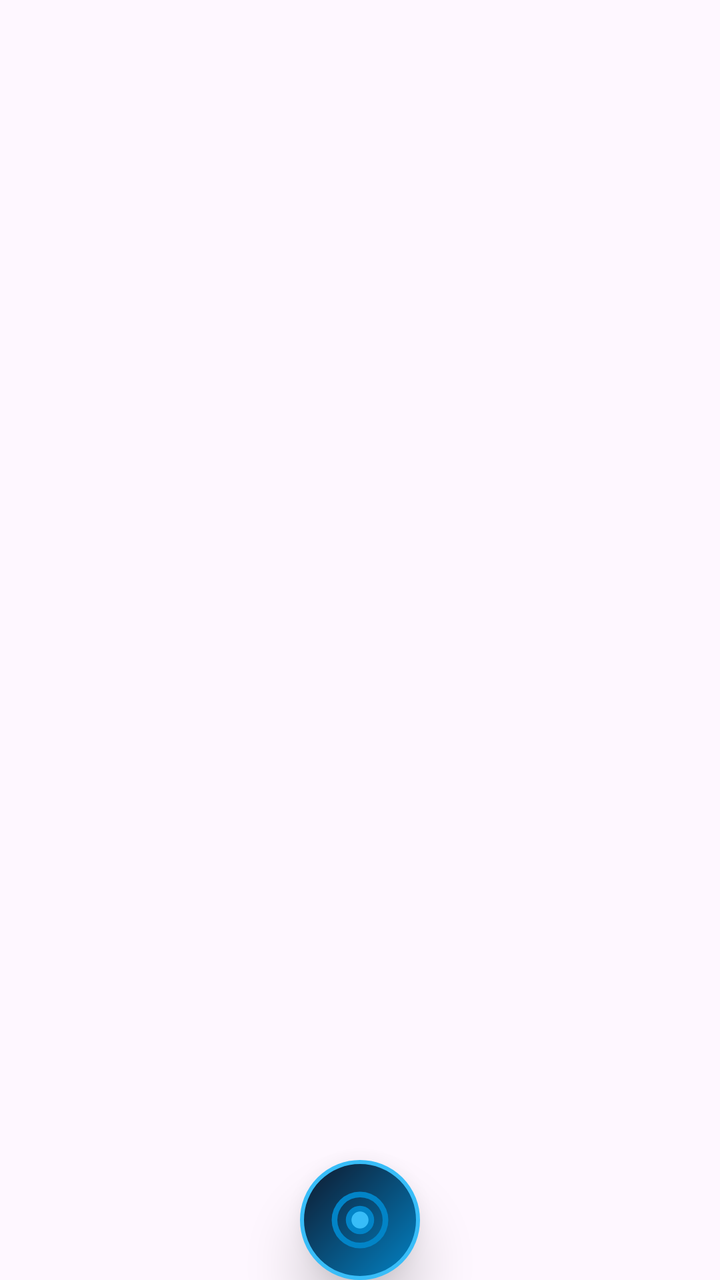
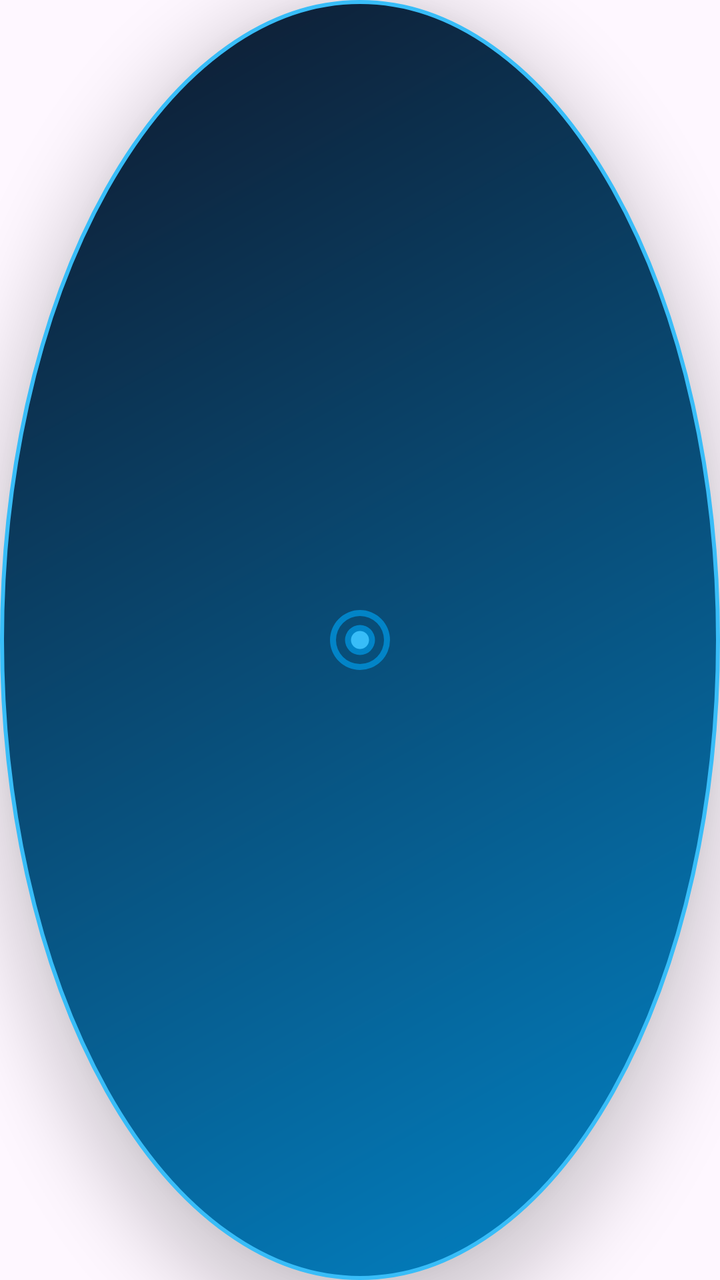

An Android layout rendered at two revisions. The XML below is the earlier revision; the diff shows what the commit changed to produce the second picture.
<!-- AndroidManifest.xml: application theme Theme.AboAkbarAdmin -->
<!-- res/layout/layout_floating_widget.xml -->
<?xml version="1.0" encoding="utf-8"?>
<FrameLayout xmlns:android="http://schemas.android.com/apk/res/android"
    android:layout_width="wrap_content"
    android:layout_height="wrap_content"
    android:clipChildren="false"
    android:clipToPadding="false">

    
    <LinearLayout
        android:id="@+id/layoutFloatingMenu"
        android:layout_width="260dp"
        android:layout_height="wrap_content"
        android:orientation="vertical"
        android:background="@drawable/bg_floating_menu"
        android:padding="12dp"
        android:elevation="12dp"
        android:layout_marginBottom="70dp"
        android:layout_gravity="bottom|center_horizontal"
        android:visibility="gone">

        
        <LinearLayout
            android:layout_width="match_parent"
            android:layout_height="wrap_content"
            android:orientation="horizontal"
            android:gravity="center_vertical"
            android:paddingBottom="8dp">

            <ImageView
                android:layout_width="20dp"
                android:layout_height="20dp"
                android:src="@drawable/ic_floating_widget"
                android:contentDescription="أيقونة" />

            <TextView
                android:layout_width="0dp"
                android:layout_height="wrap_content"
                android:layout_weight="1"
                android:text="لوحة الاختصارات السريعة"
                android:textColor="#38BDF8"
                android:textStyle="bold"
                android:textSize="13sp"
                android:paddingStart="8dp"
                android:paddingEnd="8dp" />

            <ImageView
                android:id="@+id/btnDismissMenu"
                android:layout_width="24dp"
                android:layout_height="24dp"
                android:src="@drawable/ic_close_floating"
                android:padding="3dp"
                android:background="?attr/selectableItemBackgroundBorderless"
                android:contentDescription="إغلاق القائمة" />
        </LinearLayout>

        <View
            android:layout_width="match_parent"
            android:layout_height="1dp"
            android:background="#2638BDF8"
            android:layout_marginBottom="8dp" />

        
        <LinearLayout
            android:id="@+id/btnShortcutAi"
            android:layout_width="match_parent"
            android:layout_height="44dp"
            android:orientation="horizontal"
            android:gravity="center_vertical"
            android:background="@drawable/bg_floating_item"
            android:paddingStart="10dp"
            android:paddingEnd="10dp"
            android:layout_marginBottom="6dp"
            android:clickable="true"
            android:focusable="true">

            <ImageView
                android:layout_width="24dp"
                android:layout_height="24dp"
                android:src="@drawable/ic_ai_shortcut"
                android:contentDescription="ذكاء اصطناعي" />

            <TextView
                android:layout_width="wrap_content"
                android:layout_height="wrap_content"
                android:text="🤖 المساعد الذكي (AI)"
                android:textColor="#FFFFFF"
                android:textStyle="bold"
                android:textSize="13sp"
                android:layout_marginStart="10dp" />
        </LinearLayout>

        
        <LinearLayout
            android:id="@+id/btnShortcutAddOrder"
            android:layout_width="match_parent"
            android:layout_height="44dp"
            android:orientation="horizontal"
            android:gravity="center_vertical"
            android:background="@drawable/bg_floating_item"
            android:paddingStart="10dp"
            android:paddingEnd="10dp"
            android:layout_marginBottom="6dp"
            android:clickable="true"
            android:focusable="true">

            <ImageView
                android:layout_width="24dp"
                android:layout_height="24dp"
                android:src="@drawable/ic_add_order_shortcut"
                android:contentDescription="إضافة طلب" />

            <TextView
                android:layout_width="wrap_content"
                android:layout_height="wrap_content"
                android:text="➕ إضافة طلب جديد"
                android:textColor="#FFFFFF"
                android:textStyle="bold"
                android:textSize="13sp"
                android:layout_marginStart="10dp" />
        </LinearLayout>

        
        <LinearLayout
            android:id="@+id/btnShortcutOrders"
            android:layout_width="match_parent"
            android:layout_height="44dp"
            android:orientation="horizontal"
            android:gravity="center_vertical"
            android:background="@drawable/bg_floating_item"
            android:paddingStart="10dp"
            android:paddingEnd="10dp"
            android:layout_marginBottom="6dp"
            android:clickable="true"
            android:focusable="true">

            <ImageView
                android:layout_width="24dp"
                android:layout_height="24dp"
                android:src="@drawable/ic_orders_shortcut"
                android:contentDescription="الطلبات" />

            <TextView
                android:layout_width="wrap_content"
                android:layout_height="wrap_content"
                android:text="📦 إدارة الطلبات"
                android:textColor="#FFFFFF"
                android:textStyle="bold"
                android:textSize="13sp"
                android:layout_marginStart="10dp" />
        </LinearLayout>

        
        <LinearLayout
            android:id="@+id/btnShortcutHome"
            android:layout_width="match_parent"
            android:layout_height="44dp"
            android:orientation="horizontal"
            android:gravity="center_vertical"
            android:background="@drawable/bg_floating_item"
            android:paddingStart="10dp"
            android:paddingEnd="10dp"
            android:layout_marginBottom="6dp"
            android:clickable="true"
            android:focusable="true">

            <ImageView
                android:layout_width="24dp"
                android:layout_height="24dp"
                android:src="@drawable/ic_home_shortcut"
                android:contentDescription="الرئيسية" />

            <TextView
                android:layout_width="wrap_content"
                android:layout_height="wrap_content"
                android:text="🏠 الرئيسية (الداشبورد)"
                android:textColor="#FFFFFF"
                android:textStyle="bold"
                android:textSize="13sp"
                android:layout_marginStart="10dp" />
        </LinearLayout>

        
        <LinearLayout
            android:id="@+id/btnHideFloatingWidget"
            android:layout_width="match_parent"
            android:layout_height="36dp"
            android:orientation="horizontal"
            android:gravity="center"
            android:background="@drawable/bg_floating_item"
            android:clickable="true"
            android:focusable="true">

            <ImageView
                android:layout_width="16dp"
                android:layout_height="16dp"
                android:src="@drawable/ic_close_floating"
                android:contentDescription="إخفاء" />

            <TextView
                android:layout_width="wrap_content"
                android:layout_height="wrap_content"
                android:text="إخفاء الزر العائم"
                android:textColor="#EF4444"
                android:textSize="11sp"
                android:layout_marginStart="6dp" />
        </LinearLayout>
    </LinearLayout>

    
    <FrameLayout
        android:id="@+id/layoutFloatingBubble"
        android:layout_width="60dp"
        android:layout_height="60dp"
        android:layout_gravity="bottom|center_horizontal"
        android:background="@drawable/bg_floating_bubble"
        android:elevation="16dp"
        android:clickable="true"
        android:focusable="true">

        <ImageView
            android:id="@+id/imgFloatingIcon"
            android:layout_width="34dp"
            android:layout_height="34dp"
            android:layout_gravity="center"
            android:src="@drawable/ic_floating_widget"
            android:contentDescription="الزر العائم" />
    </FrameLayout>

</FrameLayout>
<!-- resources referenced by this layout -->
<resources>
  <!-- drawable bg_floating_bubble (drawable) -->
  <?xml version="1.0" encoding="utf-8"?>
  <shape xmlns:android="http://schemas.android.com/apk/res/android"
      android:shape="oval">
      <gradient
          android:angle="135"
          android:startColor="#0284C7"
          android:endColor="#0F172A"
          android:type="linear" />
      <stroke
          android:width="2dp"
          android:color="#38BDF8" />
  </shape>
  <!-- drawable bg_floating_item (drawable) -->
  <?xml version="1.0" encoding="utf-8"?>
  <ripple xmlns:android="http://schemas.android.com/apk/res/android"
      android:color="#33FFFFFF">
      <item>
          <shape android:shape="rectangle">
              <solid android:color="#1AFFFFFF" />
              <corners android:radius="14dp" />
              <stroke
                  android:width="1dp"
                  android:color="#1A38BDF8" />
          </shape>
      </item>
  </ripple>
  <!-- drawable bg_floating_menu (drawable) -->
  <?xml version="1.0" encoding="utf-8"?>
  <shape xmlns:android="http://schemas.android.com/apk/res/android"
      android:shape="rectangle">
      <solid android:color="#F20F172A" />
      <corners android:radius="20dp" />
      <stroke
          android:width="1.5dp"
          android:color="#3338BDF8" />
  </shape>
  <!-- drawable ic_add_order_shortcut (drawable) -->
  <vector xmlns:android="http://schemas.android.com/apk/res/android"
      android:width="24dp"
      android:height="24dp"
      android:viewportWidth="24"
      android:viewportHeight="24">
      <path
          android:fillColor="#10B981"
          android:pathData="M19,13h-6v6h-2v-6H5v-2h6V5h2v6h6v2z" />
  </vector>
  <!-- drawable ic_ai_shortcut (drawable) -->
  <vector xmlns:android="http://schemas.android.com/apk/res/android"
      android:width="24dp"
      android:height="24dp"
      android:viewportWidth="24"
      android:viewportHeight="24">
      <path
          android:fillColor="#0284C7"
          android:pathData="M19,9l1.25,-2.75L23,5l-2.75,-1.25L19,1l-1.25,2.75L15,5l2.75,1.25L19,9zM9.5,9L7,3.5L4.5,9L-1,11.5l5.5,2.5L7,19.5l2.5,-5.5l5.5,-2.5L9.5,9zM19,15l-1.25,2.75L15,19l2.75,1.25L19,23l1.25,-2.75L23,19l-2.75,-1.25L19,15z" />
  </vector>
  <!-- drawable ic_close_floating (drawable) -->
  <vector xmlns:android="http://schemas.android.com/apk/res/android"
      android:width="24dp"
      android:height="24dp"
      android:viewportWidth="24"
      android:viewportHeight="24">
      <path
          android:fillColor="#EF4444"
          android:pathData="M19,6.41L17.59,5 12,10.59 6.41,5 5,6.41 10.59,12 5,17.59 6.41,19 12,13.41 17.59,19 19,17.59 13.41,12z" />
  </vector>
  <!-- drawable ic_home_shortcut (drawable) -->
  <vector xmlns:android="http://schemas.android.com/apk/res/android"
      android:width="24dp"
      android:height="24dp"
      android:viewportWidth="24"
      android:viewportHeight="24">
      <path
          android:fillColor="#38BDF8"
          android:pathData="M10,20v-6h4v6h5v-8h3L12,3 2,12h3v8z" />
  </vector>
  <!-- drawable ic_orders_shortcut (drawable) -->
  <vector xmlns:android="http://schemas.android.com/apk/res/android"
      android:width="24dp"
      android:height="24dp"
      android:viewportWidth="24"
      android:viewportHeight="24">
      <path
          android:fillColor="#F59E0B"
          android:pathData="M20,6h-4V4c0,-1.11 -0.89,-2 -2,-2h-4c-1.11,0 -2,0.89 -2,2v2H4c-1.11,0 -1.99,0.89 -1.99,2L2,19c0,1.11 0.89,2 2,2h16c1.11,0 2,-0.89 2,-2V8c0,-1.11 -0.89,-2 -2,-2zM10,4h4v2h-4V4zm10,15H4V8h16v11z" />
  </vector>
  <style name="Theme.AboAkbarAdmin" parent="Theme.Material3.DayNight.NoActionBar">
          <item name="colorPrimary">@color/sky_800</item>
          <item name="colorPrimaryDark">@color/sky_950</item>
          <item name="colorSecondary">@color/cyan_100</item>
          <item name="android:statusBarColor">@color/sky_950</item>
          <item name="android:windowLightStatusBar">false</item>
          <item name="android:windowDisablePreview">true</item>
      </style>
  <color name="sky_800">#075985</color>
  <color name="sky_950">#082F49</color>
  <color name="cyan_100">#CFFAFE</color>
  <!-- unchanged entries left out for length: 1 -->
</resources>

<!-- the commit's change to res/layout/layout_floating_widget.xml (unified diff, before → after) -->
@@ -1,229 +1,18 @@
 <?xml version="1.0" encoding="utf-8"?>
 <FrameLayout xmlns:android="http://schemas.android.com/apk/res/android"
-    android:layout_width="wrap_content"
-    android:layout_height="wrap_content"
-    android:clipChildren="false"
-    android:clipToPadding="false">
+    android:id="@+id/layoutFloatingBubble"
+    android:layout_width="62dp"
+    android:layout_height="62dp"
+    android:background="@drawable/bg_floating_bubble"
+    android:elevation="20dp"
+    android:clickable="true"
+    android:focusable="true">
 
-    
-    <LinearLayout
-        android:id="@+id/layoutFloatingMenu"
-        android:layout_width="260dp"
-        android:layout_height="wrap_content"
-        android:orientation="vertical"
-        android:background="@drawable/bg_floating_menu"
-        android:padding="12dp"
-        android:elevation="12dp"
-        android:layout_marginBottom="70dp"
-        android:layout_gravity="bottom|center_horizontal"
-        android:visibility="gone">
-
-        
-        <LinearLayout
-            android:layout_width="match_parent"
-            android:layout_height="wrap_content"
-            android:orientation="horizontal"
-            android:gravity="center_vertical"
-            android:paddingBottom="8dp">
-
-            <ImageView
-                android:layout_width="20dp"
-                android:layout_height="20dp"
-                android:src="@drawable/ic_floating_widget"
-                android:contentDescription="أيقونة" />
-
-            <TextView
-                android:layout_width="0dp"
-                android:layout_height="wrap_content"
-                android:layout_weight="1"
-                android:text="لوحة الاختصارات السريعة"
-                android:textColor="#38BDF8"
-                android:textStyle="bold"
-                android:textSize="13sp"
-                android:paddingStart="8dp"
-                android:paddingEnd="8dp" />
-
-            <ImageView
-                android:id="@+id/btnDismissMenu"
-                android:layout_width="24dp"
-                android:layout_height="24dp"
-                android:src="@drawable/ic_close_floating"
-                android:padding="3dp"
-                android:background="?attr/selectableItemBackgroundBorderless"
-                android:contentDescription="إغلاق القائمة" />
-        </LinearLayout>
-
-        <View
-            android:layout_width="match_parent"
-            android:layout_height="1dp"
-            android:background="#2638BDF8"
-            android:layout_marginBottom="8dp" />
-
-        
-        <LinearLayout
-            android:id="@+id/btnShortcutAi"
-            android:layout_width="match_parent"
-            android:layout_height="44dp"
-            android:orientation="horizontal"
-            android:gravity="center_vertical"
-            android:background="@drawable/bg_floating_item"
-            android:paddingStart="10dp"
-            android:paddingEnd="10dp"
-            android:layout_marginBottom="6dp"
-            android:clickable="true"
-            android:focusable="true">
-
-            <ImageView
-                android:layout_width="24dp"
-                android:layout_height="24dp"
-                android:src="@drawable/ic_ai_shortcut"
-                android:contentDescription="ذكاء اصطناعي" />
-
-            <TextView
-                android:layout_width="wrap_content"
-                android:layout_height="wrap_content"
-                android:text="🤖 المساعد الذكي (AI)"
-                android:textColor="#FFFFFF"
-                android:textStyle="bold"
-                android:textSize="13sp"
-                android:layout_marginStart="10dp" />
-        </LinearLayout>
-
-        
-        <LinearLayout
-            android:id="@+id/btnShortcutAddOrder"
-            android:layout_width="match_parent"
-            android:layout_height="44dp"
-            android:orientation="horizontal"
-            android:gravity="center_vertical"
-            android:background="@drawable/bg_floating_item"
-            android:paddingStart="10dp"
-            android:paddingEnd="10dp"
-            android:layout_marginBottom="6dp"
-            android:clickable="true"
-            android:focusable="true">
-
-            <ImageView
-                android:layout_width="24dp"
-                android:layout_height="24dp"
-                android:src="@drawable/ic_add_order_shortcut"
-                android:contentDescription="إضافة طلب" />
-
-            <TextView
-                android:layout_width="wrap_content"
-                android:layout_height="wrap_content"
-                android:text="➕ إضافة طلب جديد"
-                android:textColor="#FFFFFF"
-                android:textStyle="bold"
-                android:textSize="13sp"
-                android:layout_marginStart="10dp" />
-        </LinearLayout>
-
-        
-        <LinearLayout
-            android:id="@+id/btnShortcutOrders"
-            android:layout_width="match_parent"
-            android:layout_height="44dp"
-            android:orientation="horizontal"
-            android:gravity="center_vertical"
-            android:background="@drawable/bg_floating_item"
-            android:paddingStart="10dp"
-            android:paddingEnd="10dp"
-            android:layout_marginBottom="6dp"
-            android:clickable="true"
-            android:focusable="true">
-
-            <ImageView
-                android:layout_width="24dp"
-                android:layout_height="24dp"
-                android:src="@drawable/ic_orders_shortcut"
-                android:contentDescription="الطلبات" />
-
-            <TextView
-                android:layout_width="wrap_content"
-                android:layout_height="wrap_content"
-                android:text="📦 إدارة الطلبات"
-                android:textColor="#FFFFFF"
-                android:textStyle="bold"
-                android:textSize="13sp"
-                android:layout_marginStart="10dp" />
-        </LinearLayout>
-
-        
-        <LinearLayout
-            android:id="@+id/btnShortcutHome"
-            android:layout_width="match_parent"
-            android:layout_height="44dp"
-            android:orientation="horizontal"
-            android:gravity="center_vertical"
-            android:background="@drawable/bg_floating_item"
-            android:paddingStart="10dp"
-            android:paddingEnd="10dp"
-            android:layout_marginBottom="6dp"
-            android:clickable="true"
-            android:focusable="true">
-
-            <ImageView
-                android:layout_width="24dp"
-                android:layout_height="24dp"
-                android:src="@drawable/ic_home_shortcut"
-                android:contentDescription="الرئيسية" />
-
-            <TextView
-                android:layout_width="wrap_content"
-                android:layout_height="wrap_content"
-                android:text="🏠 الرئيسية (الداشبورد)"
-                android:textColor="#FFFFFF"
-                android:textStyle="bold"
-                android:textSize="13sp"
-                android:layout_marginStart="10dp" />
-        </LinearLayout>
-
-        
-        <LinearLayout
-            android:id="@+id/btnHideFloatingWidget"
-            android:layout_width="match_parent"
-            android:layout_height="36dp"
-            android:orientation="horizontal"
-            android:gravity="center"
-            android:background="@drawable/bg_floating_item"
-            android:clickable="true"
-            android:focusable="true">
-
-            <ImageView
-                android:layout_width="16dp"
-                android:layout_height="16dp"
-                android:src="@drawable/ic_close_floating"
-                android:contentDescription="إخفاء" />
-
-            <TextView
-                android:layout_width="wrap_content"
-                android:layout_height="wrap_content"
-                android:text="إخفاء الزر العائم"
-                android:textColor="#EF4444"
-                android:textSize="11sp"
-                android:layout_marginStart="6dp" />
-        </LinearLayout>
-    </LinearLayout>
-
-    
-    <FrameLayout
-        android:id="@+id/layoutFloatingBubble"
-        android:layout_width="60dp"
-        android:layout_height="60dp"
-        android:layout_gravity="bottom|center_horizontal"
-        android:background="@drawable/bg_floating_bubble"
-        android:elevation="16dp"
-        android:clickable="true"
-        android:focusable="true">
-
-        <ImageView
-            android:id="@+id/imgFloatingIcon"
-            android:layout_width="34dp"
-            android:layout_height="34dp"
-            android:layout_gravity="center"
-            android:src="@drawable/ic_floating_widget"
-            android:contentDescription="الزر العائم" />
-    </FrameLayout>
-
+    <ImageView
+        android:id="@+id/imgFloatingIcon"
+        android:layout_width="36dp"
+        android:layout_height="36dp"
+        android:layout_gravity="center"
+        android:src="@drawable/ic_floating_widget"
+        android:contentDescription="الزر العائم" />
 </FrameLayout>
<!-- resource entries referenced after the edit -->
@@ -13,80 +13,6 @@
           android:width="2dp"
           android:color="#38BDF8" />
   </shape>
-  <!-- drawable bg_floating_item (drawable) -->
-  <?xml version="1.0" encoding="utf-8"?>
-  <ripple xmlns:android="http://schemas.android.com/apk/res/android"
-      android:color="#33FFFFFF">
-      <item>
-          <shape android:shape="rectangle">
-              <solid android:color="#1AFFFFFF" />
-              <corners android:radius="14dp" />
-              <stroke
-                  android:width="1dp"
-                  android:color="#1A38BDF8" />
-          </shape>
-      </item>
-  </ripple>
-  <!-- drawable bg_floating_menu (drawable) -->
-  <?xml version="1.0" encoding="utf-8"?>
-  <shape xmlns:android="http://schemas.android.com/apk/res/android"
-      android:shape="rectangle">
-      <solid android:color="#F20F172A" />
-      <corners android:radius="20dp" />
-      <stroke
-          android:width="1.5dp"
-          android:color="#3338BDF8" />
-  </shape>
-  <!-- drawable ic_add_order_shortcut (drawable) -->
-  <vector xmlns:android="http://schemas.android.com/apk/res/android"
-      android:width="24dp"
-      android:height="24dp"
-      android:viewportWidth="24"
-      android:viewportHeight="24">
-      <path
-          android:fillColor="#10B981"
-          android:pathData="M19,13h-6v6h-2v-6H5v-2h6V5h2v6h6v2z" />
-  </vector>
-  <!-- drawable ic_ai_shortcut (drawable) -->
-  <vector xmlns:android="http://schemas.android.com/apk/res/android"
-      android:width="24dp"
-      android:height="24dp"
-      android:viewportWidth="24"
-      android:viewportHeight="24">
-      <path
-          android:fillColor="#0284C7"
-          android:pathData="M19,9l1.25,-2.75L23,5l-2.75,-1.25L19,1l-1.25,2.75L15,5l2.75,1.25L19,9zM9.5,9L7,3.5L4.5,9L-1,11.5l5.5,2.5L7,19.5l2.5,-5.5l5.5,-2.5L9.5,9zM19,15l-1.25,2.75L15,19l2.75,1.25L19,23l1.25,-2.75L23,19l-2.75,-1.25L19,15z" />
-  </vector>
-  <!-- drawable ic_close_floating (drawable) -->
-  <vector xmlns:android="http://schemas.android.com/apk/res/android"
-      android:width="24dp"
-      android:height="24dp"
-      android:viewportWidth="24"
-      android:viewportHeight="24">
-      <path
-          android:fillColor="#EF4444"
-          android:pathData="M19,6.41L17.59,5 12,10.59 6.41,5 5,6.41 10.59,12 5,17.59 6.41,19 12,13.41 17.59,19 19,17.59 13.41,12z" />
-  </vector>
-  <!-- drawable ic_home_shortcut (drawable) -->
-  <vector xmlns:android="http://schemas.android.com/apk/res/android"
-      android:width="24dp"
-      android:height="24dp"
-      android:viewportWidth="24"
-      android:viewportHeight="24">
-      <path
-          android:fillColor="#38BDF8"
-          android:pathData="M10,20v-6h4v6h5v-8h3L12,3 2,12h3v8z" />
-  </vector>
-  <!-- drawable ic_orders_shortcut (drawable) -->
-  <vector xmlns:android="http://schemas.android.com/apk/res/android"
-      android:width="24dp"
-      android:height="24dp"
-      android:viewportWidth="24"
-      android:viewportHeight="24">
-      <path
-          android:fillColor="#F59E0B"
-          android:pathData="M20,6h-4V4c0,-1.11 -0.89,-2 -2,-2h-4c-1.11,0 -2,0.89 -2,2v2H4c-1.11,0 -1.99,0.89 -1.99,2L2,19c0,1.11 0.89,2 2,2h16c1.11,0 2,-0.89 2,-2V8c0,-1.11 -0.89,-2 -2,-2zM10,4h4v2h-4V4zm10,15H4V8h16v11z" />
-  </vector>
   <style name="Theme.AboAkbarAdmin" parent="Theme.Material3.DayNight.NoActionBar">
           <item name="colorPrimary">@color/sky_800</item>
           <item name="colorPrimaryDark">@color/sky_950</item>
